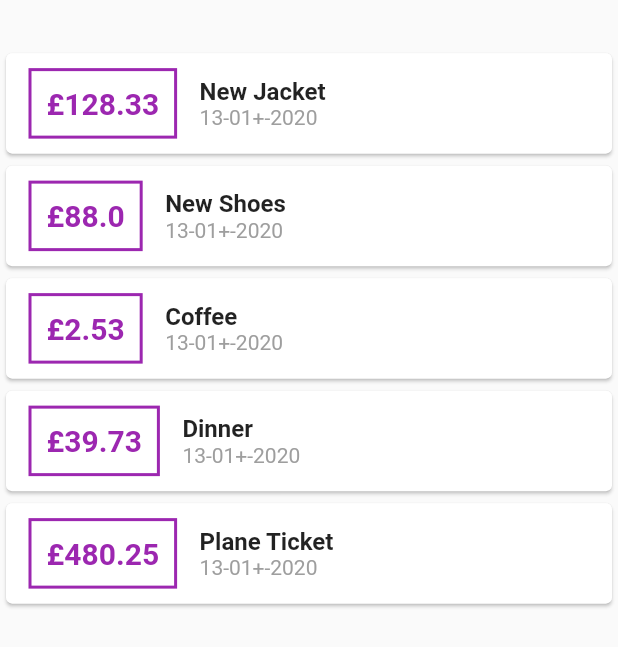
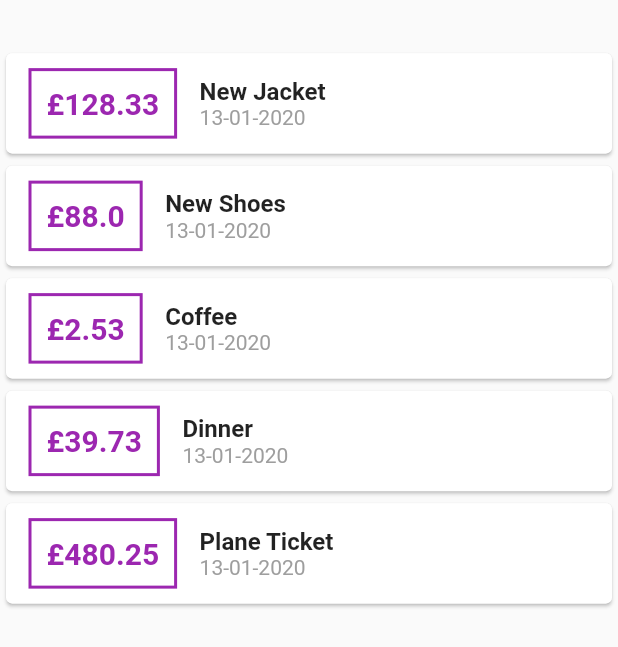
Before and after one commit to jeanrauwers/personal-finance, a Flutter app: the screen it shows after launch, on a phone screen of 412 x 824 dp. Shown: the part 488-1135 px from the top of the screen. Run offline on Flutter 3.47's test engine with Material 2 defaults, Android fonts, the phone set to English and light mode, and no system bars.

Commit message:
Fix issue with dateFormat

```diff
--- a/lib/main.dart
+++ b/lib/main.dart
@@ -1,6 +1,4 @@
-import 'dart:ffi';
 import './transaction.dart';
-
 import 'package:flutter/material.dart';
 import 'package:intl/intl.dart';
 
@@ -31,8 +29,6 @@ class MyHomePage extends StatefulWidget {
 
 class _MyHomePageState extends State<MyHomePage> {
   @override
-  var format = DateFormat.yMd('uk');
-
   Widget build(BuildContext context) {
     final List<Transaction> transactions = [
       Transaction(
@@ -96,7 +92,7 @@ class _MyHomePageState extends State<MyHomePage> {
                           style: TextStyle(
                               fontWeight: FontWeight.bold, fontSize: 16),
                         ),
-                        Text(DateFormat('dd-MM+-yyyy').format(tx.date),
+                        Text(DateFormat('dd-MM-yyyy').format(tx.date),
                             style: TextStyle(
                               color: Colors.grey,
                             ))
```
